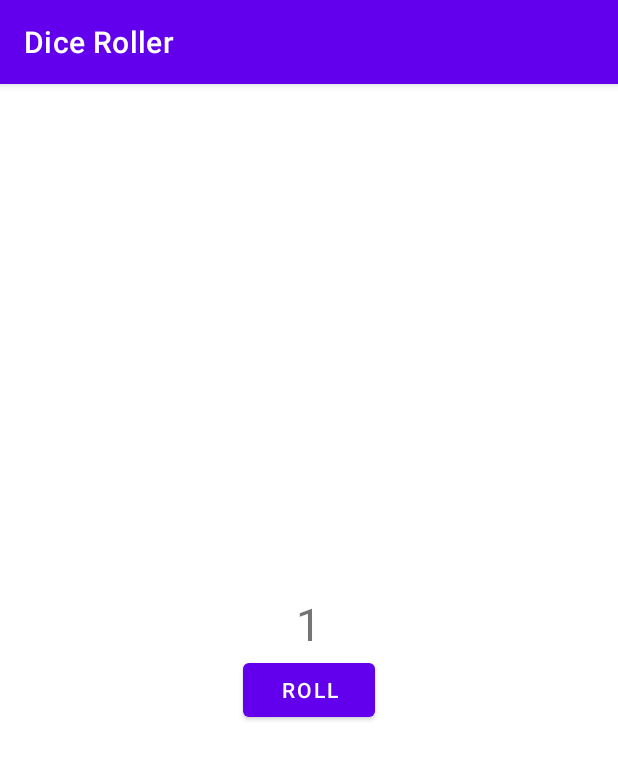
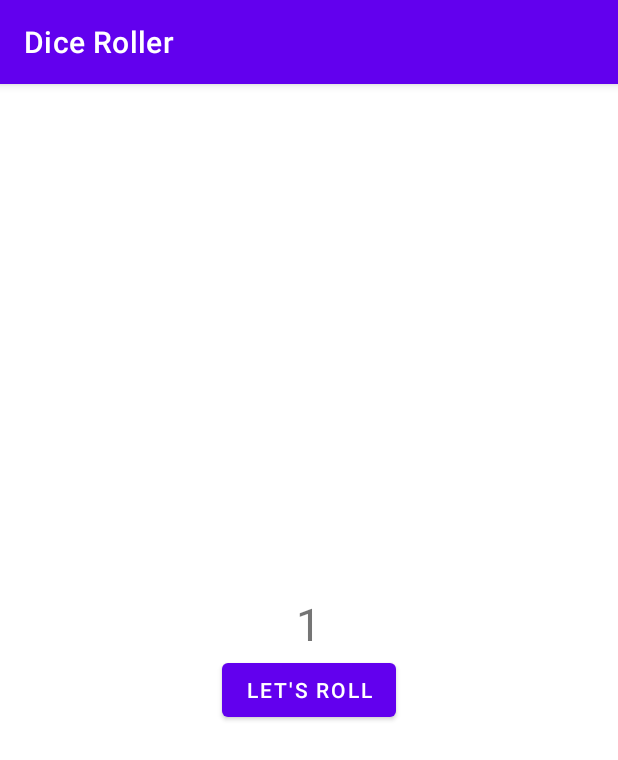
Before and after one commit to pyloolex/udacity, an Android app: the screen it shows after launch (MainActivity), on a phone screen of 412 x 824 dp. Shown: the top 760 px of the screen. Run offline under Robolectric (Android 15) with nearby library versions, the phone set to English and light mode, and no system bars.

Commit message:
Button text

```diff
--- a/app/src/main/java/com/example/diceroller/MainActivity.kt
+++ b/app/src/main/java/com/example/diceroller/MainActivity.kt
@@ -1,11 +1,16 @@
 package com.example.diceroller
+
 
 import androidx.appcompat.app.AppCompatActivity
 import android.os.Bundle
+import android.widget.Button
+
 
 class MainActivity : AppCompatActivity() {
     override fun onCreate(savedInstanceState: Bundle?) {
         super.onCreate(savedInstanceState)
         setContentView(R.layout.activity_main)
+        val rollButton: Button = findViewById(R.id.roll_button)
+        rollButton.text = "Let's Roll"
     }
 }
--- a/app/src/main/res/layout/activity_main.xml
+++ b/app/src/main/res/layout/activity_main.xml
@@ -18,6 +18,7 @@
       />
 
   <Button
+      android:id="@+id/roll_button"
       android:layout_width="wrap_content"
       android:layout_height="wrap_content"
       android:text="@string/roll"
```
